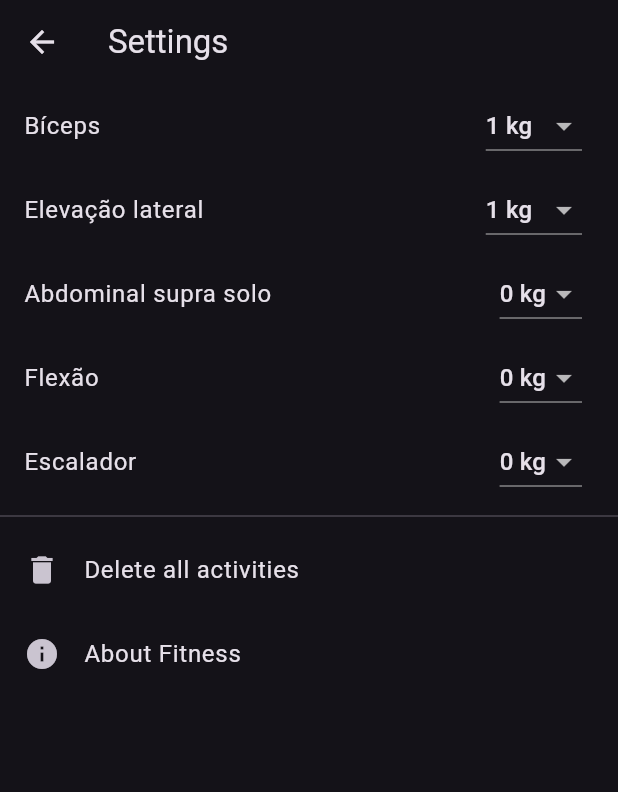
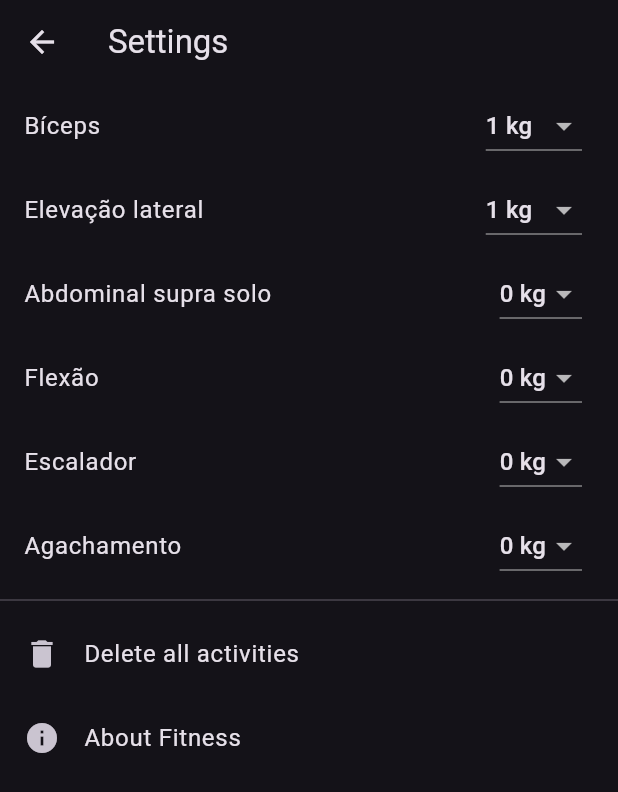
Before and after one commit to rafael-r-bento/Fitness, a Flutter app: the screen it shows after launch, after a tap on the "settings" icon, on a phone screen of 412 x 824 dp. Shown: the top 792 px of the screen. Run offline on Flutter 3.47's test engine with Material 3 defaults, Android fonts, the phone set to English and light mode, and no system bars; our stand-ins replace sqflite; missing offline and left inert: flutter_charts; accounts and stored records are empty.

Commit message:
feat: add squats exercise

```diff
--- a/lib/activities.dart
+++ b/lib/activities.dart
@@ -23,6 +23,7 @@ class Activities {
   int abdominalSupraSolo;
   int flexao;
   int escalador;
+  int agachamento;
 
   Activities(
       {this.date = "",
@@ -30,7 +31,8 @@ class Activities {
       this.elevacaoLateral = 0,
       this.abdominalSupraSolo = 0,
       this.flexao = 0,
-      this.escalador = 0});
+      this.escalador = 0,
+      this.agachamento = 0});
 
   Map<String, dynamic> toMap() {
     return {
@@ -39,7 +41,8 @@ class Activities {
       'elevacaoLateral': elevacaoLateral,
       'abdominalSupraSolo': abdominalSupraSolo,
       'flexao': flexao,
-      'escalador': escalador
+      'escalador': escalador,
+      'agachamento': agachamento
     };
   }
 }
--- a/lib/main.dart
+++ b/lib/main.dart
@@ -93,6 +93,7 @@ class MyHomePageState extends State<MyHomePage> with WidgetsBindingObserver {
   final List<String> abdominalSupraSoloOptions = ['0 kg'];
   final List<String> flexaoOptions = ['0 kg'];
   final List<String> escaladorOptions = ['0 kg'];
+  final List<String> agachamentoOptions = ['0 kg'];
 
   MyHomePageState() {
     activitiesNow = Activities(
@@ -101,7 +102,8 @@ class MyHomePageState extends State<MyHomePage> with WidgetsBindingObserver {
         elevacaoLateral: 0,
         abdominalSupraSolo: 0,
         flexao: 0,
-        escalador: 0);
+        escalador: 0,
+        agachamento: 0);
     setupDatabase().then((_) {
       verifyDatabase();
     });
@@ -139,22 +141,24 @@ class MyHomePageState extends State<MyHomePage> with WidgetsBindingObserver {
             elevacaoLateral: 0,
             abdominalSupraSolo: 0,
             flexao: 0,
-            escalador: 0);
+            escalador: 0,
+            agachamento: 0);
       });
       insertActivities(activitiesNow);
     }
   }
 
   Future<void> initImages() async {
-    List<ByteData> dataList = List<ByteData>.filled(5, ByteData(0));
+    List<ByteData> dataList = List<ByteData>.filled(6, ByteData(0));
 
     dataList[0] = await rootBundle.load('images/biceps.png');
     dataList[1] = await rootBundle.load('images/elevacao_lateral.png');
     dataList[2] = await rootBundle.load('images/abdominal_supra_solo.png');
     dataList[3] = await rootBundle.load('images/flexao.png');
     dataList[4] = await rootBundle.load('images/escalador.png');
+    dataList[5] = await rootBundle.load('images/agachamento.png');
 
-    for (int i = 0; i < 5; i++) {
+    for (int i = 0; i < 6; i++) {
       imageList[i] = await loadImage(Uint8List.view(dataList[i].buffer), i);
     }
   }
@@ -184,7 +188,8 @@ class MyHomePageState extends State<MyHomePage> with WidgetsBindingObserver {
           elevacaoLateral INTEGER,
           abdominalSupraSolo INTEGER,
           flexao INTEGER,
-          escalador INTEGER
+          escalador INTEGER,
+          agachamento INTEGER
         )''');
         await db.execute('''CREATE TABLE Weight (
           activity TEXT PRIMARY KEY,
@@ -236,6 +241,7 @@ class MyHomePageState extends State<MyHomePage> with WidgetsBindingObserver {
           abdominalSupraSolo: 0,
           flexao: 0,
           escalador: 0,
+          agachamento: 0
         );
         await insertActivities(activity);
       }
@@ -254,6 +260,7 @@ class MyHomePageState extends State<MyHomePage> with WidgetsBindingObserver {
           mapsActivities.first['abdominalSupraSolo'];
         activitiesNow?.flexao = mapsActivities.first['flexao'];
         activitiesNow?.escalador = mapsActivities.first['escalador'];
+        activitiesNow?.agachamento = mapsActivities.first['agachamento'];
       });
     } else if (mapsActivities.isEmpty) {
       await insertActivities(activitiesNow);
@@ -280,6 +287,7 @@ class MyHomePageState extends State<MyHomePage> with WidgetsBindingObserver {
         await insertWeight(
             Weight(activity: 'flexao', message: '0 kg'));
         await insertWeight(Weight(activity: 'escalador', message: '0 kg'));
+        await insertWeight(Weight(activity: 'agachamento', message: '0 kg'));
         await verifyDatabase();
       }
     }
@@ -310,7 +318,8 @@ class MyHomePageState extends State<MyHomePage> with WidgetsBindingObserver {
       int iElevacaoLateral,
       int iAbdominalSupraSolo,
       int iFlexao,
-      int iEscalador) async {
+      int iEscalador,
+      int iAgachamento) async {
     final db = database;
     setState(() {
       activitiesNow?.biceps += iBiceps;
@@ -318,6 +327,7 @@ class MyHomePageState extends State<MyHomePage> with WidgetsBindingObserver {
       activitiesNow?.abdominalSupraSolo += iAbdominalSupraSolo;
       activitiesNow?.flexao += iFlexao;
       activitiesNow?.escalador += iEscalador;
+      activitiesNow?.agachamento += iAgachamento;
     });
 
     await db?.update(
@@ -402,6 +412,7 @@ class MyHomePageState extends State<MyHomePage> with WidgetsBindingObserver {
     activitiesNow?.abdominalSupraSolo = 0;
     activitiesNow?.flexao = 0;
     activitiesNow?.escalador = 0;
+    activitiesNow?.agachamento = 0;
     await verifyDatabase();
   }
 
@@ -545,6 +556,26 @@ class MyHomePageState extends State<MyHomePage> with WidgetsBindingObserver {
                         }).toList(),
                       ),
                     ),
+                    ListTile(
+                      title: Text('Agachamento'),
+                      trailing: DropdownButton<String>(
+                        value: weights[5]?.message,
+                        onChanged: (String? newValue) {
+                          setState(() {
+                              weights[5] = Weight(
+                              activity: 'agachamento', message: newValue!);
+                              updateWeight('agachamento', newValue!);
+                          });
+                        },
+                        items: agachamentoOptions
+                            .map<DropdownMenuItem<String>>((String value) {
+                          return DropdownMenuItem<String>(
+                            value: value,
+                            child: Text(value),
+                          );
+                        }).toList(),
+                      ),
+                    ),
                     Divider(),
                     ListView(
                       shrinkWrap: true,
@@ -643,7 +674,8 @@ class MyHomePageState extends State<MyHomePage> with WidgetsBindingObserver {
             'elevacaoLateral': 0,
             'abdominalSupraSolo': 0,
             'flexao': 0,
-            'escalador': 0
+            'escalador': 0,
+            'agachamento': 0
           });
         }
       }
@@ -652,7 +684,8 @@ class MyHomePageState extends State<MyHomePage> with WidgetsBindingObserver {
                 element["elevacaoLateral"].toDouble() +
                 element["abdominalSupraSolo"].toDouble() +
                 element["flexao"].toDouble()),
-            treino2Counter.add(element["escalador"].toDouble()),
+            treino2Counter.add(element["escalador"].toDouble() +
+              element["agachamento"].toDouble()),
           });
     } else {
       treino1Counter = [
@@ -804,12 +837,21 @@ class MyHomePageState extends State<MyHomePage> with WidgetsBindingObserver {
                     buildActivityColumn(
                         context: context,
                         onTap: () => updateActivities(
-                            15, 0, 0, 0, 0),
+                            15, 0, 0, 0, 0, 0),
                         activityValue: activitiesNow?.biceps,
                         activityTotal: 45,
                         label: 'Bíceps\n',
                         weightMessage: weights[0]?.message ?? '',
                         image: imageList[0]),
+                    buildActivityColumn(
+                        context: context,
+                        onTap: () => updateActivities(
+                            0, 15, 0, 0, 0, 0),
+                        activityValue: activitiesNow?.elevacaoLateral,
+                        activityTotal: 45,
+                        label: 'Elevação lateral\n',
+                        weightMessage: weights[1]?.message ?? '',
+                        image: imageList[1])
                   ],
                 ),
                 Row(
@@ -818,16 +860,7 @@ class MyHomePageState extends State<MyHomePage> with WidgetsBindingObserver {
                     buildActivityColumn(
                         context: context,
                         onTap: () => updateActivities(
-                            0, 15, 0, 0, 0),
-                        activityValue: activitiesNow?.elevacaoLateral,
-                        activityTotal: 45,
-                        label: 'Elevação lateral\n',
-                        weightMessage: weights[1]?.message ?? '',
-                        image: imageList[1]),
-                    buildActivityColumn(
-                        context: context,
-                        onTap: () => updateActivities(
-                            0, 0, 15, 0, 0),
+                            0, 0, 15, 0, 0, 0),
                         activityValue: activitiesNow?.abdominalSupraSolo,
                         activityTotal: 45,
                         label: 'Abdominal supra\n solo',
@@ -836,7 +869,7 @@ class MyHomePageState extends State<MyHomePage> with WidgetsBindingObserver {
                     buildActivityColumn(
                         context: context,
                         onTap: () => updateActivities(
-                            0, 0, 0, 15, 0),
+                            0, 0, 0, 15, 0, 0),
                         activityValue: activitiesNow?.flexao,
                         activityTotal: 45,
                         label: 'Flexão\n',
@@ -856,13 +889,23 @@ class MyHomePageState extends State<MyHomePage> with WidgetsBindingObserver {
                         buildActivityColumn(
                             context: context,
                             onTap: () => updateActivities(
-                              0, 0, 0, 0, 15
+                              0, 0, 0, 0, 15, 0
                             ),
                             activityValue: activitiesNow?.escalador,
                             activityTotal: 45,
                             label: 'Escalador',
                             weightMessage: weights[4]?.message ?? '',
                             image: imageList[4]),
+                         buildActivityColumn(
+                            context: context,
+                            onTap: () => updateActivities(
+                              0, 0, 0, 0, 0, 15
+                            ),
+                            activityValue: activitiesNow?.agachamento,
+                            activityTotal: 45,
+                            label: 'Agachamento',
+                            weightMessage: weights[5]?.message ?? '',
+                            image: imageList[5]),
                       ],
                     ),
                   ],
--- a/pubspec.yaml
+++ b/pubspec.yaml
@@ -30,8 +30,9 @@ flutter:
   uses-material-design: true
 
   assets:
+    - images/agachamento.png
+    - images/abdominal_supra_solo.png
     - images/burpees_in_room.png
-    - images/abdominal_supra_solo.png
     - images/biceps.png
     - images/elevacao_lateral.png
     - images/escalador.png
```
Also changed, not shown: images/agachamento.png (added).
